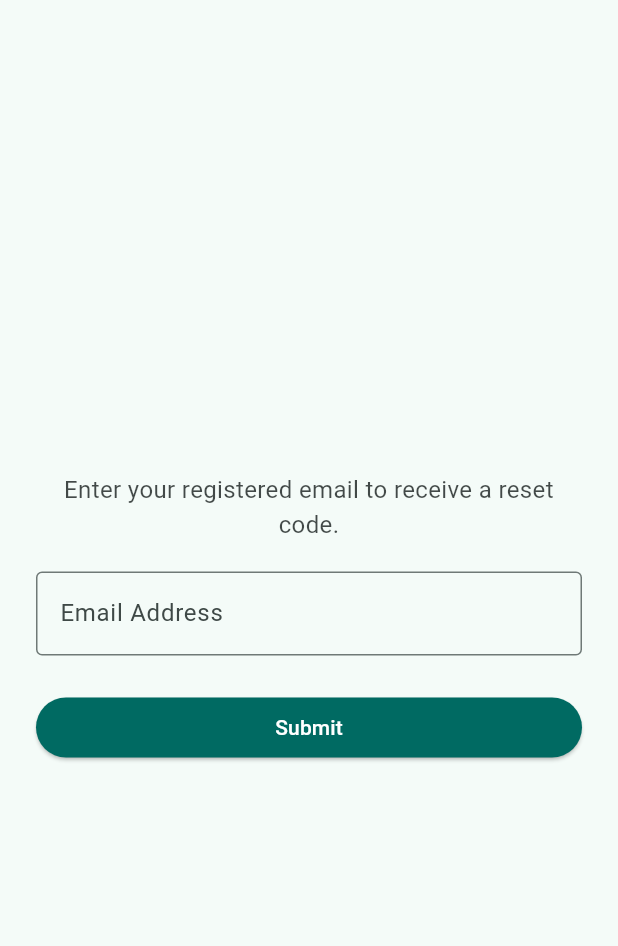
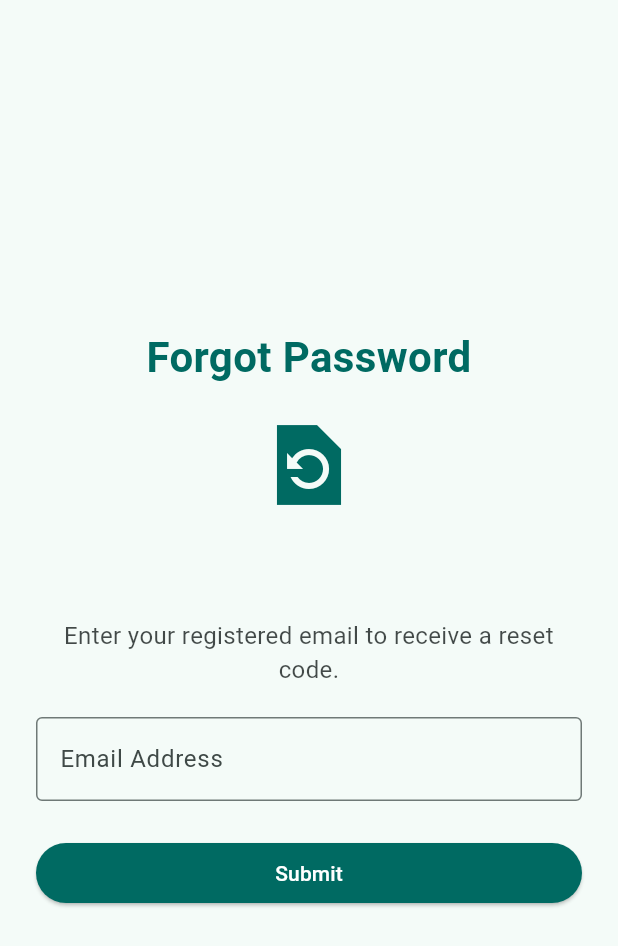
Before and after one commit to dapsilocybin/habita, a Flutter app: the ForgetPasswordScreen screen opened by its route, on a phone screen of 412 x 824 dp. Shown: the top 946 px of the screen. Run offline on Flutter 3.47's test engine with Material 3 defaults, Android fonts, the phone set to English and light mode, and no system bars; our stand-ins replace equatable, flutter_bloc, go_router, supabase_flutter; accounts and stored records are empty.

Commit message:
polish auth screens ui

```diff
--- a/lib/main.dart
+++ b/lib/main.dart
@@ -3,8 +3,6 @@ import 'package:flutter_bloc/flutter_bloc.dart';
 import 'package:habita/routing.dart';
 import 'package:habita/theme/theme_helpers.dart';
 
-import 'data/repositories/habit_repository.dart';
-import 'logic/habit/habit_bloc.dart';
 
 void main() {
   runApp(const MyApp());
--- a/lib/presentation/screens/auth/forget_password_screen.dart
+++ b/lib/presentation/screens/auth/forget_password_screen.dart
@@ -33,10 +33,30 @@ class _ForgetPasswordScreenState extends State<ForgetPasswordScreen> {
           Center(
             child: Padding(
               padding: const EdgeInsets.all(24.0),
+              child: SingleChildScrollView(
                 child: Column(
                   mainAxisSize: MainAxisSize.min,
                   crossAxisAlignment: CrossAxisAlignment.stretch,
                   children: [
+                    Text(
+                      "Forgot Password",
+                      textAlign: TextAlign.center,
+                      style: TextStyle(
+                          color: colorScheme.primary,
+                          fontSize: 28,
+                          fontWeight: FontWeight.bold),
+                    ),
+                    SizedBox(
+                      height: 20,
+                    ),
+                    Icon(
+                      Icons.restore_page_sharp,
+                      size: 64,
+                      color: colorScheme.primary,
+                    ),
+                    SizedBox(
+                      height: 70,
+                    ),
                     // Instructional Text
                     Text(
                       "Enter your registered email to receive a reset code.",
@@ -74,6 +94,7 @@ class _ForgetPasswordScreenState extends State<ForgetPasswordScreen> {
                 ),
               ),
             ),
+          ),
 
           // Error Container (Overlay)
           if (showError)
@@ -100,7 +121,8 @@ class _ForgetPasswordScreenState extends State<ForgetPasswordScreen> {
                       ),
                     ),
                     IconButton(
-                      icon: Icon(Icons.close, color: colorScheme.onErrorContainer),
+                      icon: Icon(Icons.close,
+                          color: colorScheme.onErrorContainer),
                       onPressed: () {
                         setState(() {
                           showError = false;
--- a/lib/presentation/screens/auth/login_screen.dart
+++ b/lib/presentation/screens/auth/login_screen.dart
@@ -1,4 +1,5 @@
 import 'package:flutter/material.dart';
+import 'package:go_router/go_router.dart';
 
 class LoginScreen extends StatelessWidget {
   @override
@@ -71,6 +72,7 @@ class LoginScreen extends StatelessWidget {
                 TextButton(
                   onPressed: () {
                     // Navigate to Forgotten Password Page
+                    context.goNamed("forget-password");
                   },
                   child: Text(
                     "Forgotten password?",
@@ -94,6 +96,7 @@ class LoginScreen extends StatelessWidget {
                     TextButton(
                       onPressed: () {
                         // Navigate to Sign Up Page
+                        context.goNamed("sign-up");
                       },
                       child: Text("Sign Up"),
                       style: TextButton.styleFrom(
--- a/lib/presentation/screens/splash_screen.dart
+++ b/lib/presentation/screens/splash_screen.dart
@@ -12,7 +12,7 @@ class SplashScreen extends StatelessWidget {
       Duration(seconds: 3),
     ).then(
       (value) {
-        context.goNamed("wallet");
+        context.goNamed("sign-up");
       },
     );
 
```
Also changed, not shown: lib/presentation/screens/auth/change_password_screen.dart (+13 -5 lines), lib/presentation/screens/auth/reset_code_screen.dart (+28 -3 lines), lib/presentation/screens/auth/sign_up_screen.dart (+17 -5 lines). Lines whose indentation alone changed are shown as unchanged.
